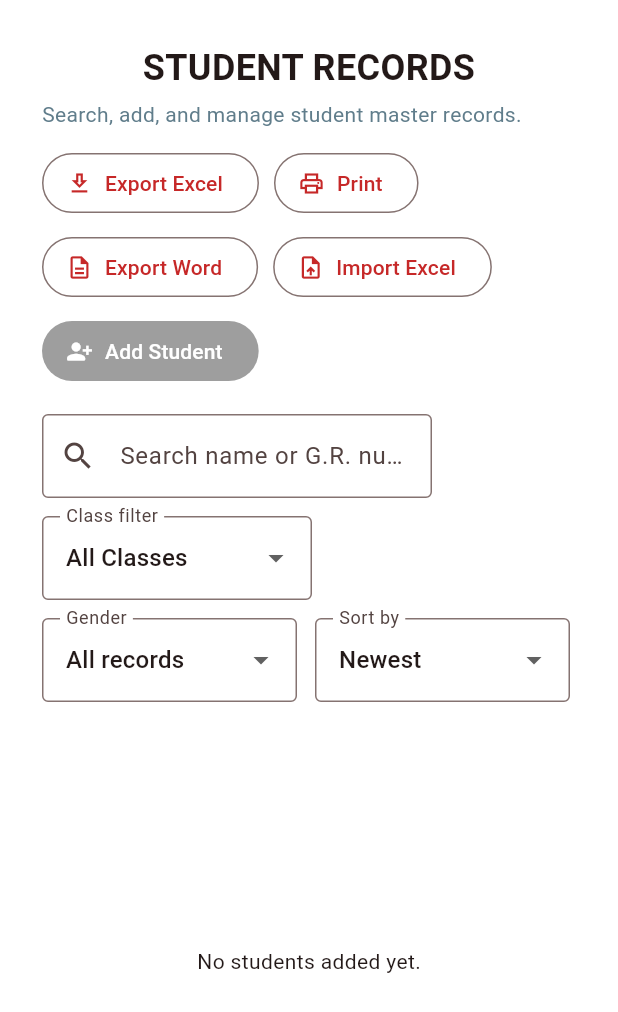
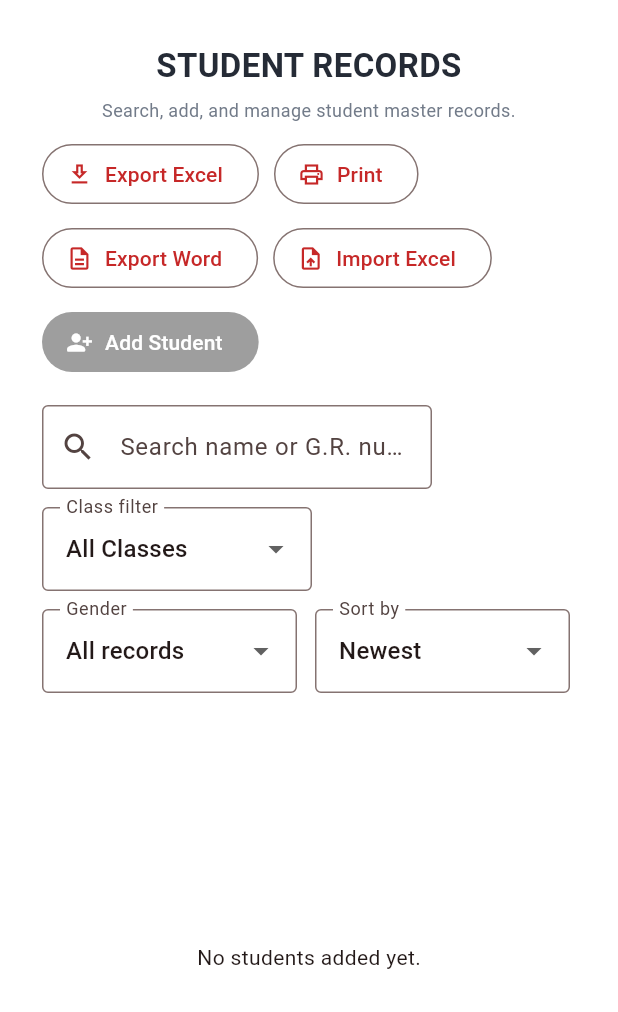
Before and after one commit to Hareem16/TLC_School_System, a Flutter app: the StudentsPage widget shown alone on an empty page, opened directly with empty values, on a phone screen of 412 x 824 dp. Shown: the top 1012 px of the screen. Run offline on Flutter 3.47's test engine with Material 3 defaults, Android fonts, the phone set to English and light mode, and no system bars; our stand-ins replace device_info_plus, file_picker, pdf, printing, shared_preferences, sqflite and 2 more; missing offline and left inert: excel; accounts and stored records are empty; Roboto replaces fonts that are missing (Arial).

Commit message:
Match dashboard heading style to Teachers & Staff

```diff
--- a/lib/students_page.dart
+++ b/lib/students_page.dart
@@ -710,16 +710,21 @@ class _StudentsPageState extends State<StudentsPage> {
                 'STUDENT RECORDS',
                 textAlign: TextAlign.center,
                 style: TextStyle(
-                  fontSize: 24,
-                  fontWeight: FontWeight.bold,
+                  fontSize: 22,
+                  fontWeight: FontWeight.w700,
+                  color: Color(0xFF252B36),
                 ),
               ),
-              const SizedBox(height: 4),
+              const SizedBox(height: 6),
               const Text(
                 'Search, add, and manage student master records.',
-                style: TextStyle(color: Colors.blueGrey),
+                textAlign: TextAlign.center,
+                style: TextStyle(
+                  fontSize: 12,
+                  color: Color(0xFF727B89),
+                ),
               ),
-              const SizedBox(height: 12),
+              const SizedBox(height: 10),
               Wrap(
                 spacing: 10,
                 runSpacing: 8,
```
